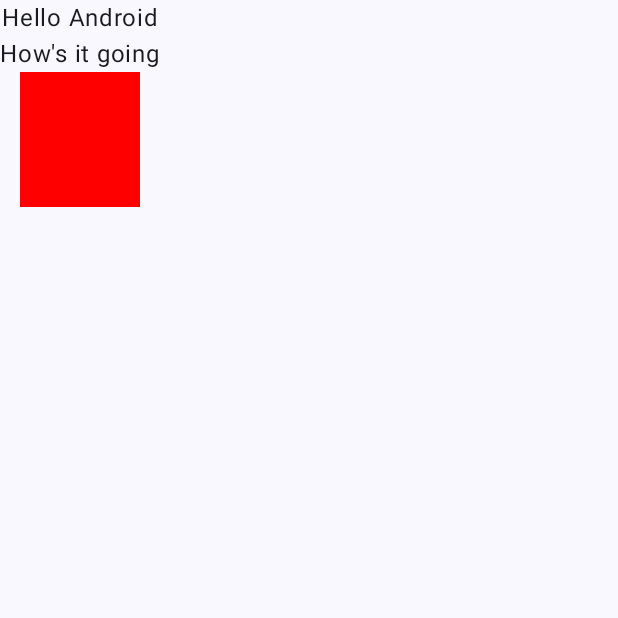
After one commit to iamsafidev/JetpackCompose-Starter, an Android app built with Jetpack Compose: the composable TestLayout shown on its own in the app's theme, on a phone screen of 412 x 824 dp, the top half of it. The commit adds this screen. Run offline under Robolectric (Android 15) with nearby library versions, the phone set to English and light mode, and no system bars.

Commit message:
Test Layout to practice Compose

```diff
--- a/app/src/main/java/com/iamsafidev/practiceJetpackCompose/MainActivity.kt
+++ b/app/src/main/java/com/iamsafidev/practiceJetpackCompose/MainActivity.kt
@@ -22,7 +22,7 @@ class MainActivity : ComponentActivity() {
                     modifier = Modifier.fillMaxSize(),
                     color = MaterialTheme.colorScheme.background
                 ) {
-                   TestModifiers()
+                    TestBox()
                 }
             }
         }
--- /dev/null
+++ b/app/src/main/java/com/iamsafidev/practiceJetpackCompose/TestLayout.kt
@@ -0,0 +1,65 @@
+package com.iamsafidev.practiceJetpackCompose
+
+import androidx.compose.foundation.background
+import androidx.compose.foundation.layout.Arrangement
+import androidx.compose.foundation.layout.Box
+import androidx.compose.foundation.layout.Column
+import androidx.compose.foundation.layout.Row
+import androidx.compose.foundation.layout.fillMaxSize
+import androidx.compose.foundation.layout.height
+import androidx.compose.foundation.layout.width
+import androidx.compose.material3.CircularProgressIndicator
+import androidx.compose.material3.Text
+import androidx.compose.runtime.Composable
+import androidx.compose.ui.Alignment
+import androidx.compose.ui.Modifier
+import androidx.compose.ui.graphics.Color
+import androidx.compose.ui.unit.dp
+
+@Composable
+fun TestBox() {
+    Box(
+        contentAlignment = Alignment.Center,
+        modifier = Modifier
+            .background(Color(0x3300ff00))
+    ) {
+        Text(text = "A bunch of text\n on multiple line\n data loading.")
+        CircularProgressIndicator()
+    }
+}
+
+
+@Composable
+fun TestLayout() {
+    Column(
+        verticalArrangement = Arrangement.SpaceEvenly,
+        horizontalAlignment = Alignment.CenterHorizontally
+    ) {
+        Text(text = "Hello Android")
+        Text(text = "How's it going")
+        Row(
+            modifier = Modifier
+                .background(Color.Red)
+                .width(80.dp)
+                .height(30.dp)
+        ) {
+
+        }
+        Row(
+            modifier = Modifier
+                .background(Color.Red)
+                .width(80.dp)
+                .height(30.dp)
+        ) {
+
+        }
+        Row(
+            modifier = Modifier
+                .background(Color.Red)
+                .width(80.dp)
+                .height(30.dp)
+        ) {
+
+        }
+    }
+}
```
